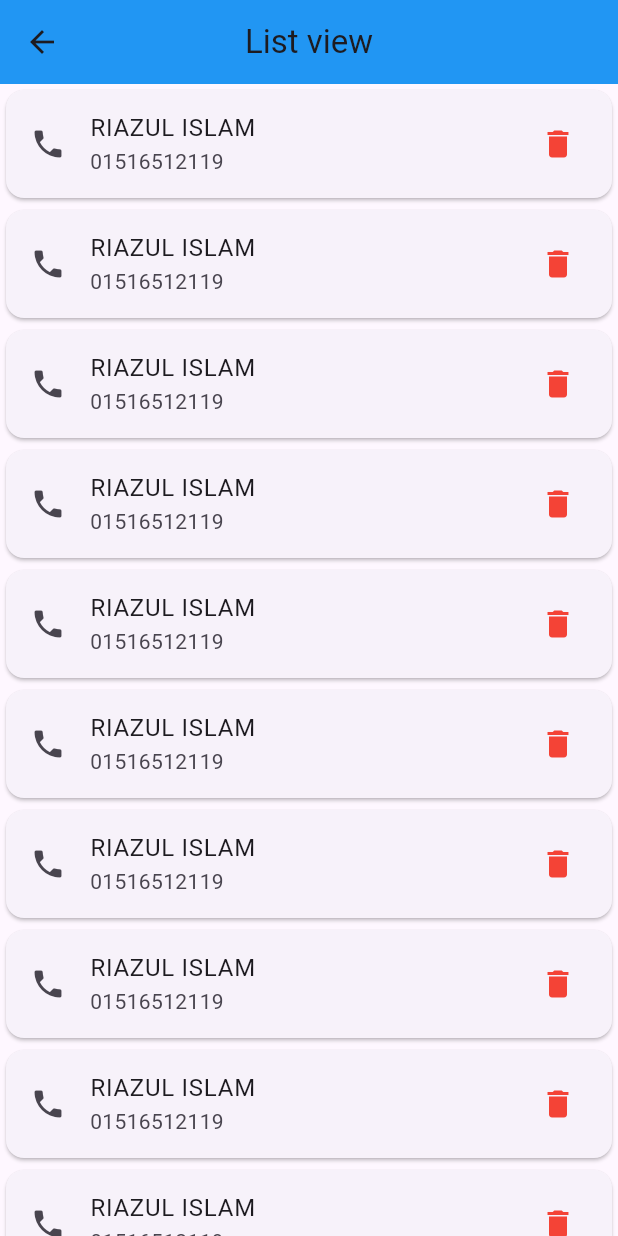
After one commit to MIR-RIAZUL/ostad_11, a Flutter app: the listview screen opened directly, on a phone screen of 412 x 824 dp. The commit adds this screen. Run offline on Flutter 3.47's test engine with Material 3 defaults, Android fonts, the phone set to English and light mode, and no system bars; network calls fail.

Commit message:
end of module 8 ..class 2

```diff
--- /dev/null
+++ b/lib/module_8/listview.dart
@@ -0,0 +1,29 @@
+import 'package:flutter/material.dart';
+
+class listview extends StatelessWidget {
+  listview({super.key});
+
+  @override
+  Widget build(BuildContext context) {
+    return Scaffold(
+      appBar: AppBar(
+        backgroundColor: Colors.blue,
+        centerTitle: true,
+        title: Text("List view"),
+      ),
+      body: ListView.builder(
+        itemCount: 50,
+        itemBuilder: (context, index) {
+          return Card(
+            child: ListTile(
+              leading: Icon(Icons.phone),
+              trailing: Icon(Icons.delete, color: Colors.red),
+              title: Text("RIAZUL ISLAM"),
+              subtitle: Text("01516512119"),
+            ),
+          );
+        },
+      ),
+    );
+  }
+}
--- a/pubspec.yaml
+++ b/pubspec.yaml
@@ -58,9 +58,8 @@ flutter:
   uses-material-design: true
 
   # To add assets to your application, add an assets section, like this:
-  # assets:
-  #   - images/a_dot_burr.jpeg
-  #   - images/a_dot_ham.jpeg
+  assets:
+    - asset/
 
   # An image asset can refer to one or more resolution-specific "variants", see
   # https://flutter.dev/to/resolution-aware-images
```
Also changed, not shown: lib/app.dart (+4 -11 lines), lib/module_8/class 2.dart (added, +109 -0 lines), asset/tow.jpeg (added).
